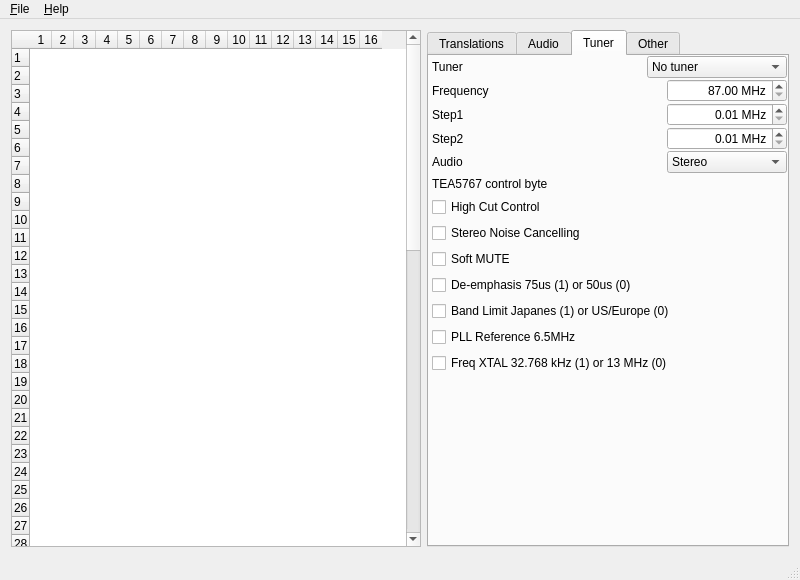
Old version of the form editor/mainwindow.ui in the repository WiseLord/ampcontrol.
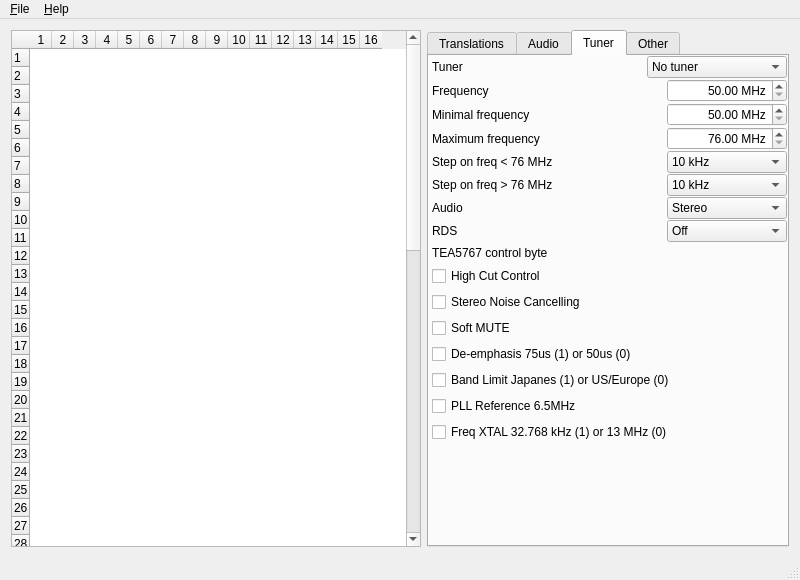
New version of the form. The open tabs and pages were chosen to show the change. Icons and pictures are not drawn.

What changed in the file:
```diff
--- a/editor/mainwindow.ui
+++ b/editor/mainwindow.ui
@@ -1897,10 +1897,110 @@
               <string> MHz</string>
              </property>
              <property name="minimum">
+              <double>50.000000000000000</double>
+             </property>
+             <property name="maximum">
+              <double>152.530000000000001</double>
+             </property>
+            </widget>
+           </item>
+          </layout>
+         </widget>
+        </item>
+        <item>
+         <widget class="QWidget" name="wgtFmMin" native="true">
+          <layout class="QHBoxLayout" name="horizontalLayout_37" stretch="1,0">
+           <property name="spacing">
+            <number>0</number>
+           </property>
+           <property name="leftMargin">
+            <number>3</number>
+           </property>
+           <property name="topMargin">
+            <number>0</number>
+           </property>
+           <property name="rightMargin">
+            <number>0</number>
+           </property>
+           <property name="bottomMargin">
+            <number>0</number>
+           </property>
+           <item>
+            <widget class="QLabel" name="lblFmMin">
+             <property name="text">
+              <string>Minimal frequency</string>
+             </property>
+            </widget>
+           </item>
+           <item>
+            <widget class="QDoubleSpinBox" name="dsbFmMin">
+             <property name="minimumSize">
+              <size>
+               <width>120</width>
+               <height>0</height>
+              </size>
+             </property>
+             <property name="alignment">
+              <set>Qt::AlignRight|Qt::AlignTrailing|Qt::AlignVCenter</set>
+             </property>
+             <property name="suffix">
+              <string> MHz</string>
+             </property>
+             <property name="minimum">
+              <double>50.000000000000000</double>
+             </property>
+             <property name="maximum">
               <double>87.000000000000000</double>
              </property>
+            </widget>
+           </item>
+          </layout>
+         </widget>
+        </item>
+        <item>
+         <widget class="QWidget" name="wgtFmMax" native="true">
+          <layout class="QHBoxLayout" name="horizontalLayout_38" stretch="1,0">
+           <property name="spacing">
+            <number>0</number>
+           </property>
+           <property name="leftMargin">
+            <number>3</number>
+           </property>
+           <property name="topMargin">
+            <number>0</number>
+           </property>
+           <property name="rightMargin">
+            <number>0</number>
+           </property>
+           <property name="bottomMargin">
+            <number>0</number>
+           </property>
+           <item>
+            <widget class="QLabel" name="lblFmMax">
+             <property name="text">
+              <string>Maximum frequency</string>
+             </property>
+            </widget>
+           </item>
+           <item>
+            <widget class="QDoubleSpinBox" name="dsbFmMax">
+             <property name="minimumSize">
+              <size>
+               <width>120</width>
+               <height>0</height>
+              </size>
+             </property>
+             <property name="alignment">
+              <set>Qt::AlignRight|Qt::AlignTrailing|Qt::AlignVCenter</set>
+             </property>
+             <property name="suffix">
+              <string> MHz</string>
+             </property>
+             <property name="minimum">
+              <double>76.000000000000000</double>
+             </property>
              <property name="maximum">
-              <double>108.000000000000000</double>
+              <double>152.530000000000001</double>
              </property>
             </widget>
            </item>
@@ -1928,33 +2028,43 @@
            <item>
             <widget class="QLabel" name="lblFmstep1">
              <property name="text">
-              <string>Step1</string>
+              <string>Step on freq &lt; 76 MHz</string>
              </property>
             </widget>
            </item>
            <item>
-            <widget class="QDoubleSpinBox" name="dsbFmstep1">
+            <widget class="QComboBox" name="cbxFmstep1">
              <property name="minimumSize">
               <size>
                <width>120</width>
                <height>0</height>
               </size>
              </property>
-             <property name="alignment">
-              <set>Qt::AlignRight|Qt::AlignTrailing|Qt::AlignVCenter</set>
-             </property>
-             <property name="suffix">
-              <string> MHz</string>
-             </property>
-             <property name="minimum">
-              <double>0.010000000000000</double>
-             </property>
-             <property name="maximum">
-              <double>0.500000000000000</double>
-             </property>
-             <property name="singleStep">
-              <double>0.010000000000000</double>
-             </property>
+             <item>
+              <property name="text">
+               <string>10 kHz</string>
+              </property>
+             </item>
+             <item>
+              <property name="text">
+               <string>20 kHz</string>
+              </property>
+             </item>
+             <item>
+              <property name="text">
+               <string>50 kHz</string>
+              </property>
+             </item>
+             <item>
+              <property name="text">
+               <string>100 kHz</string>
+              </property>
+             </item>
+             <item>
+              <property name="text">
+               <string>200 kHz</string>
+              </property>
+             </item>
             </widget>
            </item>
           </layout>
@@ -1981,33 +2091,43 @@
            <item>
             <widget class="QLabel" name="lblFmstep2">
              <property name="text">
-              <string>Step2</string>
+              <string>Step on freq &gt; 76 MHz</string>
              </property>
             </widget>
            </item>
            <item>
-            <widget class="QDoubleSpinBox" name="dsbFmstep2">
+            <widget class="QComboBox" name="cbxFmstep2">
              <property name="minimumSize">
               <size>
                <width>120</width>
                <height>0</height>
               </size>
              </property>
-             <property name="alignment">
-              <set>Qt::AlignRight|Qt::AlignTrailing|Qt::AlignVCenter</set>
-             </property>
-             <property name="suffix">
-              <string> MHz</string>
-             </property>
-             <property name="minimum">
-              <double>0.010000000000000</double>
-             </property>
-             <property name="maximum">
-              <double>0.500000000000000</double>
-             </property>
-             <property name="singleStep">
-              <double>0.010000000000000</double>
-             </property>
+             <item>
+              <property name="text">
+               <string>10 kHz</string>
+              </property>
+             </item>
+             <item>
+              <property name="text">
+               <string>20 kHz</string>
+              </property>
+             </item>
+             <item>
+              <property name="text">
+               <string>50 kHz</string>
+              </property>
+             </item>
+             <item>
+              <property name="text">
+               <string>100 kHz</string>
+              </property>
+             </item>
+             <item>
+              <property name="text">
+               <string>200 kHz</string>
+              </property>
+             </item>
             </widget>
            </item>
           </layout>
@@ -2061,6 +2181,54 @@
           </layout>
          </widget>
         </item>
+        <item>
+         <widget class="QWidget" name="wgtFmRDS" native="true">
+          <layout class="QHBoxLayout" name="horizontalLayout_40" stretch="1,0">
+           <property name="spacing">
+            <number>0</number>
+           </property>
+           <property name="leftMargin">
+            <number>3</number>
+           </property>
+           <property name="topMargin">
+            <number>0</number>
+           </property>
+           <property name="rightMargin">
+            <number>0</number>
+           </property>
+           <property name="bottomMargin">
+            <number>0</number>
+           </property>
+           <item>
+            <widget class="QLabel" name="lblFmRDS">
+             <property name="text">
+              <string>RDS</string>
+             </property>
+            </widget>
+           </item>
+           <item>
+            <widget class="QComboBox" name="cbxFmRDS">
+             <property name="minimumSize">
+              <size>
+               <width>120</width>
+               <height>0</height>
+              </size>
+             </property>
+             <item>
+              <property name="text">
+               <string>Off</string>
+              </property>
+             </item>
+             <item>
+              <property name="text">
+               <string>On</string>
+              </property>
+             </item>
+            </widget>
+           </item>
+          </layout>
+         </widget>
+        </item>
         <item>
          <widget class="QWidget" name="wgtFmctrl" native="true">
           <layout class="QVBoxLayout" name="verticalLayout_4">
```
Left out of the diff: 151 changed lines with no effect on the pictures.
